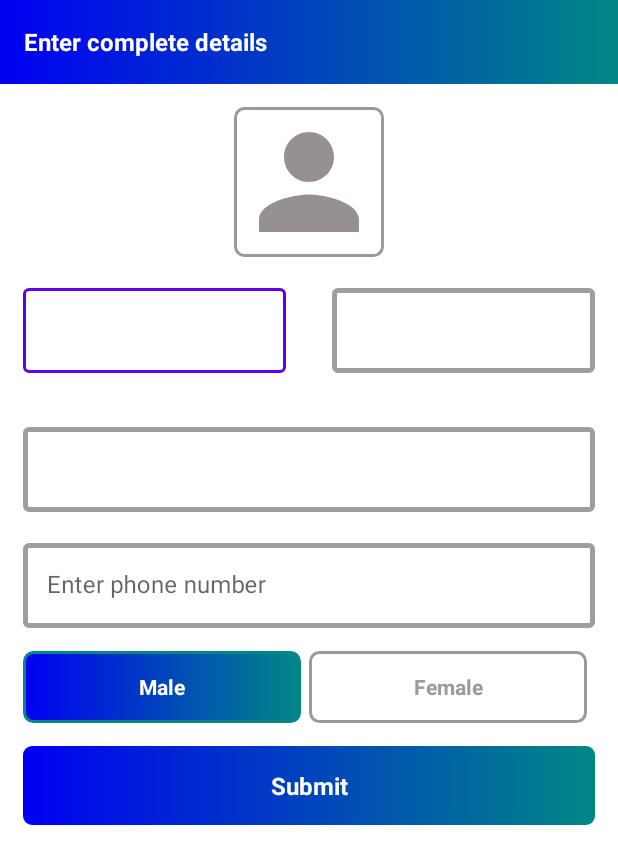
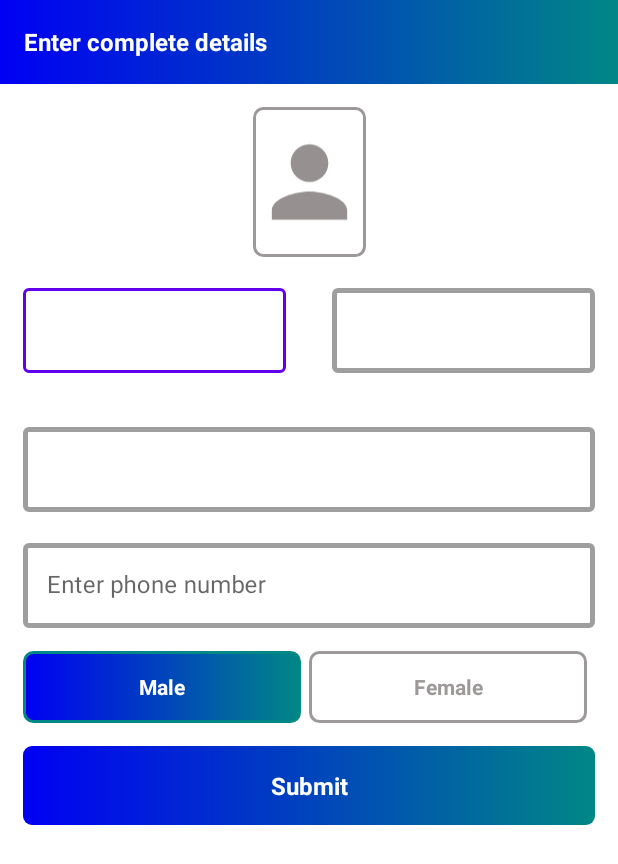
Before and after one commit to aikansh2001yadav/ShopPal, an Android app: the UserProfileActivity screen opened directly, with no data from a screen before it, after a tap on "Submit", on a phone screen of 412 x 824 dp. Shown: the top 864 px of the screen. Run offline under Robolectric (Android 15) with nearby library versions, the phone set to English and light mode, and no system bars.

Commit message:
Refactoring code, ability to upload and set profile image of the user

```diff
--- a/app/build.gradle
+++ b/app/build.gradle
@@ -46,4 +46,7 @@ dependencies {
     implementation 'com.google.firebase:firebase-analytics-ktx'
     implementation 'com.google.firebase:firebase-auth-ktx'
     implementation 'com.google.firebase:firebase-firestore-ktx'
+    implementation 'com.google.firebase:firebase-storage-ktx'
+    implementation 'com.github.bumptech.glide:glide:4.12.0'
+    annotationProcessor 'com.github.bumptech.glide:compiler:4.12.0'
 }
--- a/app/src/main/java/com/example/shoppal/activities/LoginActivity.kt
+++ b/app/src/main/java/com/example/shoppal/activities/LoginActivity.kt
@@ -17,6 +17,7 @@ class LoginActivity : AppCompatActivity(), View.OnClickListener {
         super.onCreate(savedInstanceState)
         setContentView(R.layout.activity_login)
 
+        //Adding on click listener on below views
         findViewById<View>(R.id.btn_login).setOnClickListener(this)
         findViewById<TextView>(R.id.text_register).setOnClickListener(this)
         findViewById<TextView>(R.id.text_forgot).setOnClickListener(this)
--- a/app/src/main/java/com/example/shoppal/activities/SplashActivity.kt
+++ b/app/src/main/java/com/example/shoppal/activities/SplashActivity.kt
@@ -1,10 +1,8 @@
 package com.example.shoppal.activities
 
 import android.content.Intent
+import android.os.Bundle
 import androidx.appcompat.app.AppCompatActivity
-import android.os.Bundle
-import android.os.Handler
-import com.example.shoppal.MainActivity
 import com.example.shoppal.R
 import java.util.*
 import kotlin.concurrent.schedule
--- a/app/src/main/java/com/example/shoppal/activities/UserProfileActivity.kt
+++ b/app/src/main/java/com/example/shoppal/activities/UserProfileActivity.kt
@@ -1,28 +1,59 @@
 package com.example.shoppal.activities
 
 import android.content.Context
+import android.net.Uri
 import android.os.Bundle
 import android.view.View
 import android.widget.EditText
+import android.widget.ImageView
 import android.widget.RadioButton
 import android.widget.Toast
+import androidx.activity.result.ActivityResultLauncher
+import androidx.activity.result.contract.ActivityResultContracts
 import androidx.appcompat.app.AppCompatActivity
+import com.bumptech.glide.Glide
 import com.example.shoppal.R
+import com.example.shoppal.firebase.FirebaseStorage
 import com.example.shoppal.firebase.Firestore
 import com.example.shoppal.models.User
 import com.example.shoppal.utils.Constants
 
-class UserProfileActivity : AppCompatActivity() {
-    private var currentUserId:String = ""
+class UserProfileActivity : AppCompatActivity(), View.OnClickListener {
+    /**
+     * Stores image url stored firebase storage
+     */
+    private var profileImage = ""
+
+    /**
+     * Stores uri of image chosen as profile image
+     */
+    private var uri: Uri? = null
+
+    /**
+     * Stores reference of ActivityResultLaunches that allows user to choose image for profile image view
+     */
+    private lateinit var content: ActivityResultLauncher<String>
+
+    /**
+     * Stores id of current user
+     */
+    private var currentUserId: String = ""
     override fun onCreate(savedInstanceState: Bundle?) {
         super.onCreate(savedInstanceState)
         setContentView(R.layout.activity_user_profile)
 
+        content = registerForActivityResult(ActivityResultContracts.GetContent()) { uri: Uri? ->
+            //Getting profile image and setting uri into profile image view with glide
+            Glide.with(this).load(uri).into(findViewById(R.id.profile_imageview))
+            this.uri = uri
+        }
+
         //Sets user profile details
         setUserProfileDetails()
-        findViewById<View>(R.id.btn_profile_submit).setOnClickListener {
-            submitDetails()
-        }
+
+        //Setting on click listener on below views
+        findViewById<ImageView>(R.id.profile_imageview).setOnClickListener(this)
+        findViewById<View>(R.id.btn_profile_submit).setOnClickListener(this)
     }
 
     /**
@@ -30,33 +61,47 @@ class UserProfileActivity : AppCompatActivity() {
      */
     private fun setUserProfileDetails() {
         val sharedPreferences = this.getSharedPreferences(Constants.USER_PREF, Context.MODE_PRIVATE)
-        //TODO add capability to add profile image
+        //Stores image url of the user from shared preferences
+        val imageUrl = sharedPreferences.getString(Constants.PROFILE_IMAGE, null)
+        //If image url is not null, then set profile image of the user using glide
+        if (imageUrl != null) {
+            Glide.with(this).load(sharedPreferences.getString(Constants.PROFILE_IMAGE, null))
+                .into(findViewById(R.id.profile_imageview))
+            profileImage = imageUrl
+        }
+        //Stores current user id
         currentUserId = sharedPreferences.getString(Constants.ID, "")!!
+        //Sets profile name of the user
         findViewById<EditText>(R.id.edit_text_profile_name).setText(
             sharedPreferences.getString(
                 Constants.NAME,
                 ""
             )
         )
+        //Sets profile last name of the user
         findViewById<EditText>(R.id.edit_text_profile_last_name).setText(
             sharedPreferences.getString(
                 Constants.LAST_NAME,
                 ""
             )
         )
+        //Sets profile email of the user
         findViewById<EditText>(R.id.edit_text_profile_email).setText(
             sharedPreferences.getString(
                 Constants.EMAIL,
                 ""
             )
         )
+        //Sets profile phone number of the user
         findViewById<EditText>(R.id.edit_text_profile_phone).setText(
             sharedPreferences.getString(
                 Constants.MOBILE_NUMBER,
                 ""
             )
         )
+        //Stores gender of the user
         val gender = sharedPreferences.getString(Constants.GENDER, "")
+        //Checks male or female depending on the gender of the user
         if (gender.equals(Constants.MALE)) {
             findViewById<RadioButton>(R.id.btn_male).isChecked = true
         } else if (gender.equals(Constants.FEMALE)) {
@@ -118,12 +163,33 @@ class UserProfileActivity : AppCompatActivity() {
                 findViewById<EditText>(R.id.edit_text_profile_name).text.toString(),
                 findViewById<EditText>(R.id.edit_text_profile_last_name).text.toString(),
                 findViewById<EditText>(R.id.edit_text_profile_email).text.toString(),
-                "",
+                profileImage,
                 findViewById<EditText>(R.id.edit_text_profile_phone).text.toString(),
                 gender,
                 1
             )
-            Firestore(this@UserProfileActivity).uploadUserDetails(user)
+            if (uri != null) {
+                Firestore(this@UserProfileActivity).uploadUserDetails(user, false)
+                FirebaseStorage(currentUserId, this@UserProfileActivity).uploadImage(
+                    uri!!,
+                    profileImage
+                )
+            } else {
+                Firestore(this@UserProfileActivity).uploadUserDetails(user, true)
+            }
+        }
+    }
+
+    override fun onClick(view: View?) {
+        if (view != null) {
+            when (view.id) {
+                R.id.btn_profile_submit -> {
+                    submitDetails()
+                }
+                R.id.profile_imageview -> {
+                    content.launch("image/*")
+                }
+            }
         }
     }
 }
--- a/app/src/main/java/com/example/shoppal/firebase/Firebase.kt
+++ b/app/src/main/java/com/example/shoppal/firebase/Firebase.kt
@@ -3,6 +3,7 @@ package com.example.shoppal.firebase
 import android.app.Activity
 import android.util.Log
 import android.widget.Toast
+import com.example.shoppal.utils.Tags
 import com.google.firebase.auth.FirebaseAuth
 
 class Firebase(private val baseActivity: Activity) {
@@ -19,12 +20,12 @@ class Firebase(private val baseActivity: Activity) {
             .addOnCompleteListener { task ->
                 if (task.isSuccessful) {
                     // Sign in success, update UI with the signed-in user's information
-                    Log.d("Login", "signInWithEmail:success")
+                    Log.d(Tags.LOGIN, "signInWithEmail:success")
                     //Getting profile details from firestore
                     Firestore(baseActivity).getProfileDetails()
                 } else {
                     // If sign in fails, display a message to the user.
-                    Log.w("Login", "signInWithEmail:failure", task.exception)
+                    Log.w(Tags.LOGIN, "signInWithEmail:failure", task.exception)
                     Toast.makeText(
                         baseActivity, "Authentication failed.",
                         Toast.LENGTH_SHORT
--- a/app/src/main/res/layout/activity_user_profile.xml
+++ b/app/src/main/res/layout/activity_user_profile.xml
@@ -40,8 +40,8 @@
 
             <LinearLayout
                 android:id="@+id/ll_profile_image"
-                android:layout_width="@dimen/profile_image_size"
-                android:layout_height="@dimen/profile_image_size"
+                android:layout_width="@dimen/profile_image_width"
+                android:layout_height="@dimen/profile_image_length"
                 android:layout_margin="@dimen/margin_layout"
                 android:background="@drawable/profile_image_background"
                 android:orientation="vertical"
--- a/app/src/main/res/values/dimens.xml
+++ b/app/src/main/res/values/dimens.xml
@@ -18,6 +18,7 @@
     <dimen name="radio_button_margin">5dp</dimen>
     <dimen name="image_background_corner_radius">6dp</dimen>
     <dimen name="gender_button_radius">6dp</dimen>
-    <dimen name="profile_image_size">100dp</dimen>
+    <dimen name="profile_image_width">75dp</dimen>
+    <dimen name="profile_image_length">100dp</dimen>
     <dimen name="profile_stroke_width">2dp</dimen>
 </resources>
```
Also changed, not shown: app/src/main/AndroidManifest.xml (+8 -6 lines), app/src/main/java/com/example/shoppal/activities/RegisterActivity.kt (+15 -9 lines), app/src/main/java/com/example/shoppal/firebase/FirebaseStorage.kt (added, +88 -0 lines), app/src/main/java/com/example/shoppal/firebase/Firestore.kt (+16 -9 lines), app/src/main/java/com/example/shoppal/utils/Tags.kt (added, +13 -0 lines), 1 other file.
